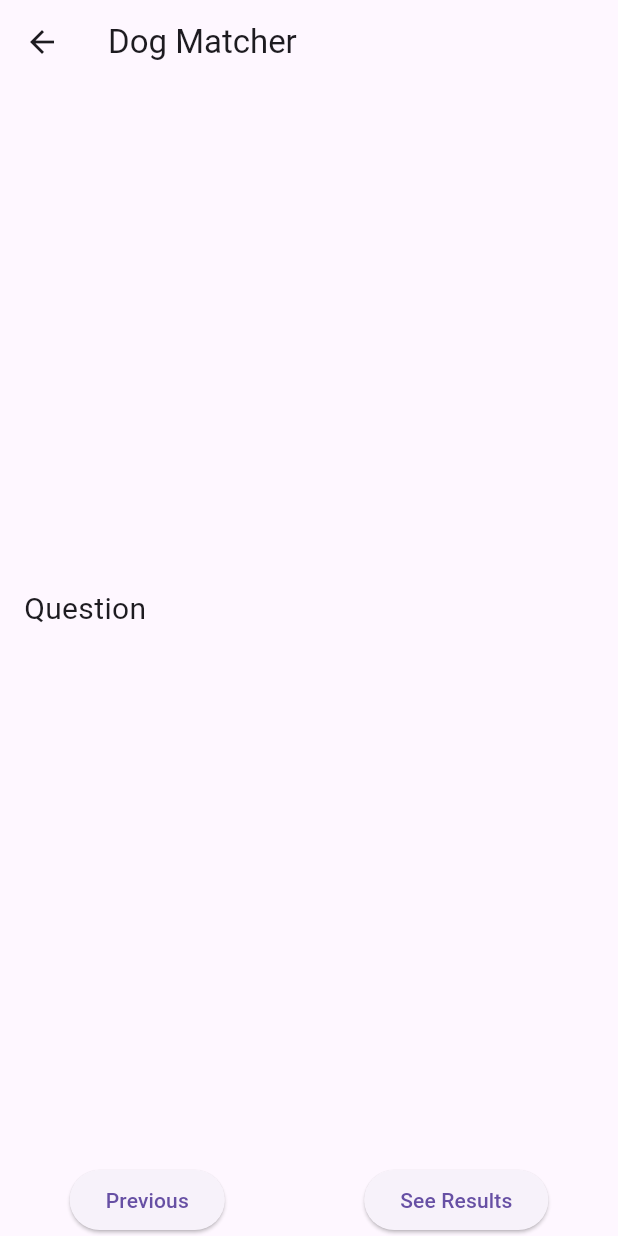
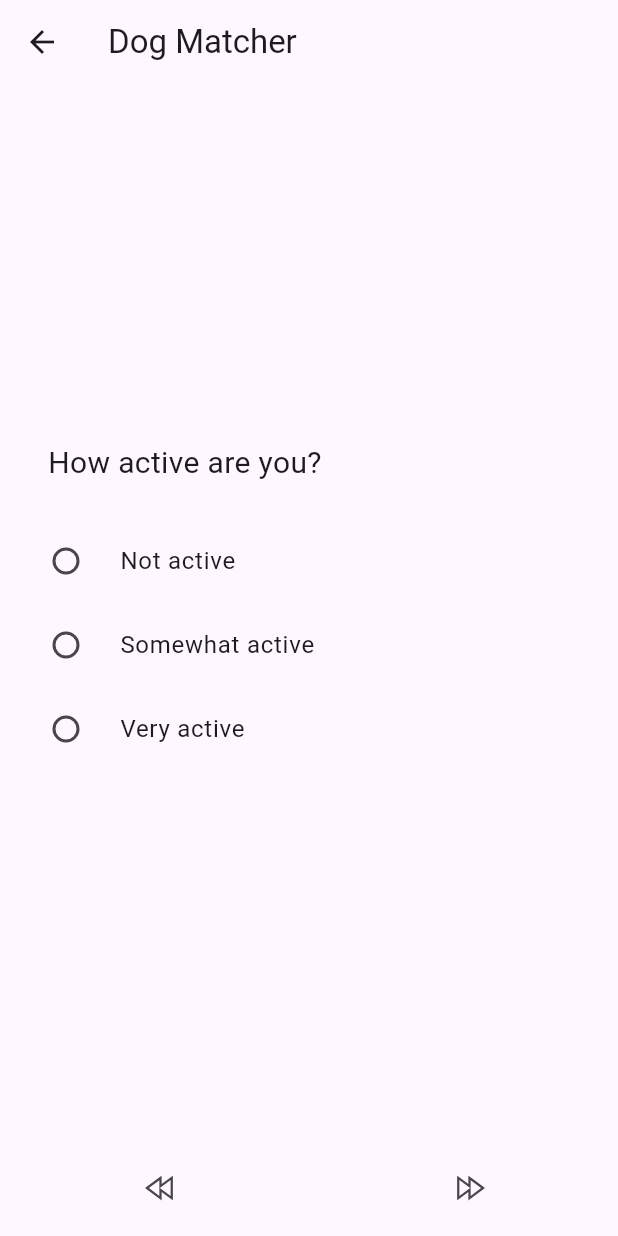
Before and after one commit to MustuBharmal/pet-suggestions, a Flutter app: the screen it shows after launch, after a tap on "Start Quiz", on a phone screen of 412 x 824 dp. Run offline on Flutter 3.47's test engine with Material 3 defaults, Android fonts, the phone set to English and light mode, and no system bars; our stand-ins replace google_fonts, line_icons.

Commit message:
app is running

```diff
--- a/lib/constants/dummy_data.dart
+++ /dev/null
@@ -1,5 +0,0 @@
-import 'package:adv_basics/models/question_model.dart';
-
-import '../models/dog_model.dart';
-
-// Instantiate questionnaire
--- a/lib/models/dog_model.dart
+++ b/lib/models/dog_model.dart
@@ -1,6 +1,6 @@
 class DogBreed {
-  String name;
+  String breed;
   List<String> characteristics;
 
-  DogBreed(this.name, this.characteristics);
+  DogBreed(this.breed, this.characteristics);
 }
--- a/lib/provider/dog_breed_provider.dart
+++ b/lib/provider/dog_breed_provider.dart
@@ -58,7 +58,7 @@ class DogBreedProvider with ChangeNotifier {
     // Add more dog breeds as needed
   ];
 
-  List<DogBreed> get dogbreed {
+  List<DogBreed> get dogBreed {
     return [...dogBreeds];
   }
 }
--- a/lib/provider/question_provider.dart
+++ b/lib/provider/question_provider.dart
@@ -8,36 +8,36 @@ class QuestionProvider with ChangeNotifier {
     Question(
       question: 'How active are you?',
       options: ['Not active', 'Somewhat active', 'Very active'],
-      type: '',
+      type: 'radio',
     ),
     Question(
         question: 'Do you prefer a big or small dog?',
         options: ['Big', 'Small'],
-        type: ''),
+        type: 'checkbox'),
     Question(
         question: 'Are you looking for a guard dog?',
         options: ['Yes', 'No'],
-        type: ''),
+        type: 'radio'),
     Question(
         question: 'How much grooming are you willing to do?',
         options: ['Low', 'Medium', 'High'],
-        type: ''),
+        type: 'radio'),
     Question(
         question: 'Do you have children at home?',
         options: ['Yes', 'No'],
-        type: ''),
+        type: 'radio'),
     Question(
         question: 'How often do you have time for walks?',
         options: ['Rarely', 'Sometimes', 'Frequently'],
-        type: ''),
+        type: 'radio'),
     Question(
         question: 'Do you live in an apartment or house?',
         options: ['Apartment', 'House'],
-        type: ''),
+        type: 'radio'),
     Question(
         question: 'How much barking can you tolerate?',
         options: ['Low', 'Medium', 'High'],
-        type: ''),
+        type: 'slider'),
   ];
   List<Question> get question {
     return [...questions];
--- a/lib/screen/home_page_screen.dart
+++ b/lib/screen/home_page_screen.dart
@@ -11,11 +11,11 @@ class HomePage extends StatelessWidget {
       child: Column(
         mainAxisSize: MainAxisSize.min,
         children: [
-          Image.asset(
-            'assets/images/quiz-logo.png',
-            width: 300,
-            color: const Color.fromARGB(150, 255, 255, 255),
-          ),
+          // Image.asset(
+          //   'assets/images/quiz-logo.png',
+          //   width: 300,
+          //   color: const Color.fromARGB(150, 255, 255, 255),
+          // ),
           // Opacity(
           //   opacity: 0.6,
           //   child: Image.asset(
--- a/lib/screen/question_screen.dart
+++ b/lib/screen/question_screen.dart
@@ -1,11 +1,16 @@
+import 'package:adv_basics/provider/question_provider.dart';
+import 'package:adv_basics/screen/result_screen.dart';
 import 'package:flutter/material.dart';
+import 'package:line_icons/line_icons.dart';
+import 'package:provider/provider.dart';
 
 import '../models/question_model.dart';
 
-
 class QuestionScreen extends StatefulWidget {
   const QuestionScreen({super.key});
+
   static const String routeName = 'question-screen';
+
   @override
   State<QuestionScreen> createState() => _QuestionScreenState();
 }
@@ -13,37 +18,57 @@ static const String routeName = 'question-screen';
 class _QuestionScreenState extends State<QuestionScreen> {
   int questionIndex = 0;
   late List<dynamic> answers;
+  bool dataFetched = false;
+  late final questions;
+
+  @override
+  void didChangeDependencies() {
+    // TODO: implement didChangeDependencies
+    if (!dataFetched) {
+      questions =
+          Provider.of<QuestionProvider>(context, listen: false).question;
+
+      answers = List.generate(questions.length, (index) => null);
+    }
+
+    dataFetched = true;
+    super.didChangeDependencies();
+  }
 
   @override
   Widget build(BuildContext context) {
+    final deviceSize = MediaQuery.of(context).size;
     return Scaffold(
       appBar: AppBar(
-        title: Text('Dog Matcher'),
+        title: const Text('Dog Matcher'),
       ),
-      body: Column(
+      body: Center(
+        child: Column(
           children: [
             Expanded(
-            child: Padding(
-              padding: const EdgeInsets.all(16.0),
               child: Column(
                 mainAxisAlignment: MainAxisAlignment.center,
-                crossAxisAlignment: CrossAxisAlignment.stretch,
+                crossAxisAlignment: CrossAxisAlignment.start,
                 children: [
-                  Text(
-                    'Question',
-                    // questions[questionIndex].question,
-                    style: TextStyle(fontSize: 20),
+                  Padding(
+                    padding: const EdgeInsets.symmetric(horizontal: 32.0),
+                    child: Text(
+                      questions[questionIndex].question,
+                      style: const TextStyle(fontSize: 20),
                     ),
-                  SizedBox(height: 20),
-                  // buildOptions(questions[questionIndex]),
+                  ),
+                  const SizedBox(height: 15),
+                  buildOptions(questions[questionIndex]),
                 ],
-              ),
               ),
             ),
             Row(
               mainAxisAlignment: MainAxisAlignment.spaceAround,
+              crossAxisAlignment: CrossAxisAlignment.center,
               children: [
-              ElevatedButton(
+                Padding(
+                  padding: const EdgeInsets.all(8.0),
+                  child: IconButton(
                     onPressed: () {
                       setState(() {
                         if (questionIndex > 0) {
@@ -51,34 +76,100 @@ class _QuestionScreenState extends State<QuestionScreen> {
                         }
                       });
                     },
-                child: Text('Previous'),
+                    icon: const Icon(LineIcons.backward),
                   ),
-              ElevatedButton(
+                ),
+                IconButton(
                   onPressed: () {
-                  // setState(() {
-                  //   if (questionIndex < questions.length - 1) {
-                  //     questionIndex++;
-                  //   } else {
-                  //     // Navigate to results screen when all questions are answered
-                  //     Navigator.push(
-                  //       context,
-                  //       MaterialPageRoute(
-                  //         builder: (context) =>
-                  //             ResultsScreen(List.from(answers)),
-                  //       ),
-                  //     );
-                  //   }
-                  // });
+                    setState(() {
+                      if (questionIndex < questions.length - 1) {
+                        questionIndex++;
+                      } else {
+                        // Navigate to results screen when all questions are answered
+                        Navigator.push(
+                          context,
+                          MaterialPageRoute(
+                            builder: (context) =>
+                                ResultsScreen(List.from(answers)),
+                          ),
+                        );
+                      }
+                    });
                   },
-                // child: Text(questionIndex < questions.length - 1
-                //     ? 'Next'
-                //     : 'See Results'),
-                child: Text('See Results'),
+                  icon: questionIndex < questions.length - 1
+                      ? const Icon(LineIcons.forward)
+                      : const Text('See Results'),
                 ),
               ],
             ),
           ],
         ),
+      ),
     );
   }
+
+  Widget buildOptions(Question question) {
+    switch (question.type) {
+      case 'radio':
+        return Padding(
+          padding: const EdgeInsets.all(8.0),
+          child: Column(
+            children: question.options.map((option) {
+              return RadioListTile(
+                title: Text(option),
+                value: option,
+                groupValue: answers[questionIndex],
+                onChanged: (value) {
+                  setState(() {
+                    answers[questionIndex] = value;
+                  });
+                },
+              );
+            }).toList(),
+          ),
+        );
+      case 'checkbox':
+        return Column(
+          mainAxisAlignment: MainAxisAlignment.spaceAround,
+          children: question.options.map((option) {
+            return CheckboxListTile(
+              title: Padding(
+                padding: const EdgeInsets.symmetric(horizontal: 26.0),
+                child: Text(option),
+              ),
+              value: answers[questionIndex]?.contains(option) ?? false,
+              onChanged: (value) {
+                setState(() {
+                  if (value == true) {
+                    answers[questionIndex] =
+                        List.from(answers[questionIndex] ?? [])..add(option);
+                  } else {
+                    answers[questionIndex]?.remove(option);
                   }
+                });
+              },
+            );
+          }).toList(),
+        );
+      case 'slider':
+        return Column(
+          children: [
+            Text('Select the tolerance level: ${answers[questionIndex]}'),
+            Slider(
+              value: (answers[questionIndex] ?? 0).toDouble(),
+              min: 0,
+              max: 2,
+              divisions: 2,
+              onChanged: (value) {
+                setState(() {
+                  answers[questionIndex] = value.round();
+                });
+              },
+            ),
+          ],
+        );
+      default:
+        return Container();
+    }
+  }
+}
--- a/pubspec.yaml
+++ b/pubspec.yaml
@@ -37,6 +37,7 @@ dependencies:
   cupertino_icons: ^1.0.2
   google_fonts: ^4.0.3
   provider: ^6.1.1
+  line_icons: ^2.0.3
 
 dev_dependencies:
   flutter_test:
```
Also changed, not shown: lib/screen/result_screen.dart (+73 -33 lines), pubspec.lock. Lines whose indentation alone changed are shown as unchanged.
